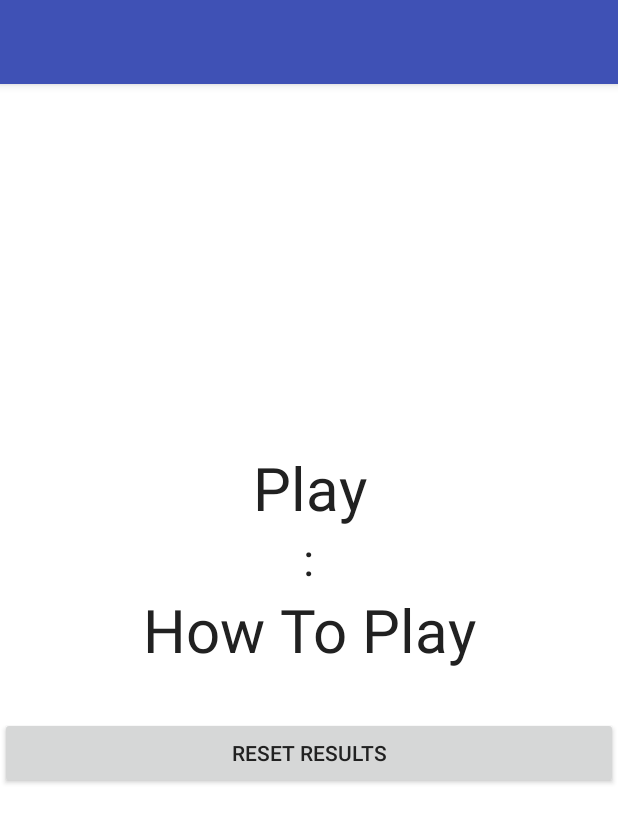
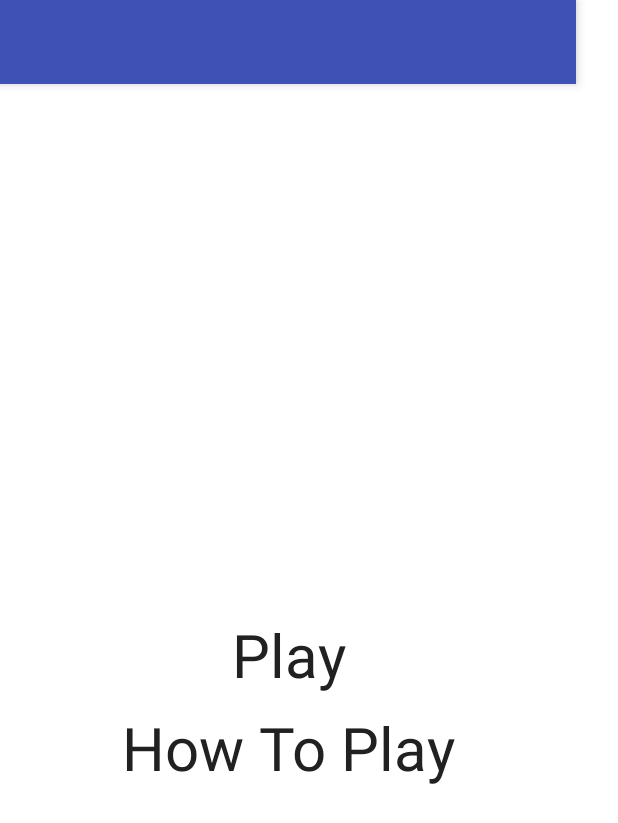
Before and after one commit to apiote/Einstein, an Android app: the layout menu_layout.xml on its own in the app's theme, with its tools: preview values and no code run, on a phone screen of 412 x 824 dp. Shown: the top 823 px of the screen. Run offline under Robolectric (Android 15) with nearby library versions, the phone set to English and light mode, and no system bars; network calls fail.

Commit message:
Main Activity removed result

```diff
--- a/mobile/build.gradle
+++ b/mobile/build.gradle
@@ -35,4 +35,5 @@ dependencies {
     testCompile 'junit:junit:4.12'
     compile 'org.jetbrains:annotations:15.0'
     compile project(':game')
+    compile 'com.android.support.constraint:constraint-layout:1.0.0-alpha7'
 }
--- a/mobile/src/main/res/layout/menu_layout.xml
+++ b/mobile/src/main/res/layout/menu_layout.xml
@@ -1,99 +1,54 @@
 <?xml version="1.0" encoding="utf-8"?>
-<RelativeLayout xmlns:android="http://schemas.android.com/apk/res/android"
+<android.support.constraint.ConstraintLayout xmlns:android="http://schemas.android.com/apk/res/android"
+                                             xmlns:app="http://schemas.android.com/apk/res-auto"
                                              xmlns:tools="http://schemas.android.com/tools"
                                              android:layout_width="match_parent"
                                              android:layout_height="match_parent">
 
     <android.support.v7.widget.Toolbar
         android:id="@+id/toolbar"
-        android:layout_width="match_parent"
-        android:layout_height="wrap_content"
+        android:layout_width="384dp"
+        android:layout_height="56dp"
         android:background="@color/primary"
         android:elevation="4dp"
         android:theme="@style/ThemeOverlay.AppCompat.Dark"
-        tools:ignore="UnusedAttribute" />
+        tools:ignore="UnusedAttribute"
+        tools:layout_editor_absoluteX="0dp"
+        tools:layout_editor_absoluteY="0dp"/>
 
-    <RelativeLayout
-        android:layout_width="match_parent"
-        android:layout_height="match_parent"
-        android:layout_marginTop="@dimen/activity_vertical_margin">
-
-        <TextView
-            android:id="@+id/playBtn"
-            android:layout_width="match_parent"
-            android:layout_height="wrap_content"
-            android:layout_above="@+id/resultLight"
-            android:layout_alignParentLeft="true"
-            android:layout_alignParentStart="true"
-            android:clickable="true"
-            android:gravity="center_horizontal"
-            android:onClick="change"
-            android:text="@string/Play"
-            android:textSize="40sp" />
 
     <TextView
         android:id="@+id/htpBtn"
-            android:layout_width="match_parent"
+        android:layout_width="384dp"
         android:layout_height="wrap_content"
-            android:layout_alignParentLeft="true"
-            android:layout_alignParentStart="true"
-            android:layout_centerVertical="true"
         android:clickable="true"
         android:gravity="center_horizontal"
         android:onClick="change"
         android:text="@string/Htp"
         android:textIsSelectable="false"
-            android:textSize="40sp" />
+        android:textSize="40sp"
+        tools:layout_editor_absoluteX="0dp"
+        android:layout_marginTop="8dp"
+        app:layout_constraintTop_toBottomOf="@+id/playBtn"/>
 
     <TextView
-            android:id="@+id/resultLight"
-            android:layout_width="wrap_content"
+        android:id="@+id/playBtn"
+        android:layout_width="384dp"
         android:layout_height="wrap_content"
-            android:layout_above="@id/htpBtn"
-            android:layout_toLeftOf="@+id/resultsDivider"
-            android:layout_toStartOf="@id/resultsDivider"
-            android:paddingLeft="10dp"
-            android:paddingRight="10dp"
-            android:textColor="@color/secondary"
-            android:textSize="30sp" />
+        android:clickable="true"
+        android:gravity="center_horizontal"
+        android:onClick="change"
+        android:text="@string/Play"
+        android:textSize="40sp"
+        tools:layout_conversion_absoluteX="0dp"
+        tools:layout_conversion_absoluteY="200dp"
+        tools:layout_conversion_absoluteWidth="384dp"
+        tools:layout_conversion_absoluteHeight="47dp"
+        tools:layout_editor_absoluteX="0dp"
+        android:layout_marginTop="8dp"
+        app:layout_constraintTop_toBottomOf="@+id/toolbar"
+        app:layout_constraintBottom_toBottomOf="parent"
+        android:layout_marginBottom="16dp"/>
 
-        <TextView
-            android:id="@+id/resultsDivider"
-            android:layout_width="wrap_content"
-            android:layout_height="wrap_content"
-            android:layout_above="@id/htpBtn"
-            android:layout_centerHorizontal="true"
-            android:paddingLeft="10dp"
-            android:paddingRight="10dp"
-            android:text="@string/resultsSeparator"
-            android:textColor="@color/text"
-            android:textSize="30sp" />
 
-        <TextView
-            android:id="@+id/resultDark"
-            android:layout_width="wrap_content"
-            android:layout_height="wrap_content"
-            android:layout_above="@id/htpBtn"
-            android:layout_toEndOf="@id/resultsDivider"
-            android:layout_toRightOf="@id/resultsDivider"
-            android:paddingLeft="10dp"
-            android:paddingRight="10dp"
-            android:textColor="@color/primary"
-            android:textSize="30sp" />
-
-        <Button
-            android:id="@+id/resetButton"
-            android:layout_width="wrap_content"
-            android:layout_height="wrap_content"
-            android:layout_alignParentEnd="true"
-            android:layout_alignParentLeft="true"
-            android:layout_alignParentRight="true"
-            android:layout_alignParentStart="true"
-            android:layout_below="@id/htpBtn"
-            android:layout_marginTop="31dp"
-            android:elevation="2dp"
-            android:text="@string/resetResults"
-            tools:ignore="UnusedAttribute" />
-
-    </RelativeLayout>
-</RelativeLayout>
+</android.support.constraint.ConstraintLayout>
```
Also changed, not shown: mobile/src/main/java/ml/adamsprogs/einstein/mobile/activities/MainMenuActivity.java (+2 -61 lines). Lines whose indentation alone changed are shown as unchanged.
